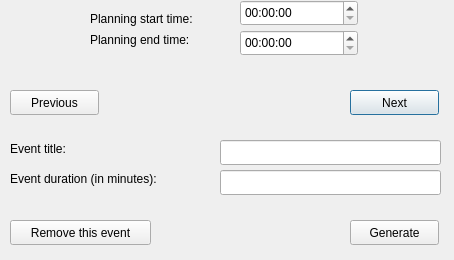
First picture: the form in kOrganizify/src/basiceventwindow.ui, repository jelisavetagavrilovic/kOrganizify, before the edit.
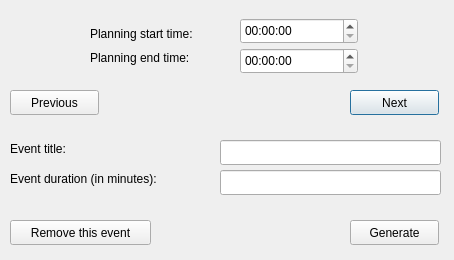
Second picture: the form after the edit.

```diff
--- a/kOrganizify/src/basiceventwindow.ui
+++ b/kOrganizify/src/basiceventwindow.ui
@@ -56,7 +56,7 @@
    <property name="geometry">
     <rect>
      <x>90</x>
-     <y>10</y>
+     <y>25</y>
      <width>141</width>
      <height>17</height>
     </rect>
@@ -69,7 +69,7 @@
    <property name="geometry">
     <rect>
      <x>90</x>
-     <y>30</y>
+     <y>48</y>
      <width>131</width>
      <height>20</height>
     </rect>
@@ -141,7 +141,7 @@
    <property name="geometry">
     <rect>
      <x>240</x>
-     <y>0</y>
+     <y>18</y>
      <width>118</width>
      <height>26</height>
     </rect>
@@ -151,7 +151,7 @@
    <property name="geometry">
     <rect>
      <x>240</x>
-     <y>30</y>
+     <y>48</y>
      <width>118</width>
      <height>26</height>
     </rect>
```
